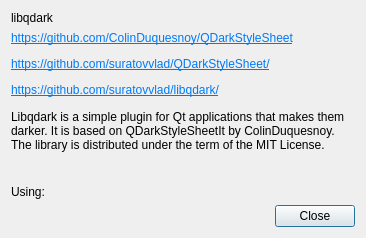
Above: src/AboutDarkThemePluginDialog.ui from suratovvlad/libqdark before the change. Below: the same form after it.
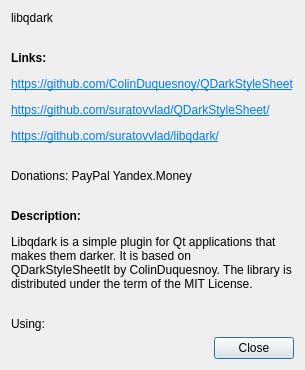
That is the form after the change.

Commit message: Add donation links

The edit to the form file:
```diff
--- a/src/AboutDarkThemePluginDialog.ui
+++ b/src/AboutDarkThemePluginDialog.ui
@@ -6,14 +6,17 @@
    <rect>
     <x>0</x>
     <y>0</y>
-    <width>366</width>
-    <height>215</height>
+    <width>322</width>
+    <height>276</height>
    </rect>
   </property>
   <property name="windowTitle">
    <string>Dialog</string>
   </property>
   <layout class="QVBoxLayout" name="verticalLayout">
+   <property name="sizeConstraint">
+    <enum>QLayout::SetFixedSize</enum>
+   </property>
    <item>
     <layout class="QHBoxLayout" name="horizontalLayout">
      <item>
@@ -31,6 +34,19 @@
      </item>
     </layout>
    </item>
+   <item>
+    <spacer name="verticalSpacer_3">
+     <property name="orientation">
+      <enum>Qt::Vertical</enum>
+     </property>
+     <property name="sizeHint" stdset="0">
+      <size>
+       <width>20</width>
+       <height>20</height>
+      </size>
+     </property>
+    </spacer>
+   </item>
    <item>
     <widget class="QLabel" name="label_2">
      <property name="sizePolicy">
@@ -40,7 +56,7 @@
       </sizepolicy>
      </property>
      <property name="text">
-      <string notr="true">&lt;html&gt;&lt;head/&gt;&lt;body&gt;&lt;p&gt;&lt;a href=&quot;https://github.com/ColinDuquesnoy/QDarkStyleSheet&quot;&gt;&lt;span style=&quot; text-decoration: underline; color:#007af4;&quot;&gt;https://github.com/ColinDuquesnoy/QDarkStyleSheet&lt;/span&gt;&lt;/a&gt;&lt;/p&gt;&lt;p&gt;&lt;a href=&quot;https://github.com/ColinDuquesnoy/QDarkStyleSheet&quot;&gt;&lt;span style=&quot; text-decoration: underline; color:#007af4;&quot;&gt;https://github.com/suratovvlad/QDarkStyleSheet/&lt;/span&gt;&lt;/a&gt;&lt;/p&gt;&lt;p&gt;&lt;a href=&quot;https://github.com/suratovvlad/libqdark/&quot;&gt;&lt;span style=&quot; text-decoration: underline; color:#007af4;&quot;&gt;https://github.com/suratovvlad/libqdark/&lt;/span&gt;&lt;/a&gt;&lt;/p&gt;&lt;/body&gt;&lt;/html&gt;</string>
+      <string notr="true">&lt;html&gt;&lt;head/&gt;&lt;body&gt;&lt;p&gt;&lt;span style=&quot; font-weight:600;&quot;&gt;Links:&lt;/span&gt;&lt;/p&gt;&lt;p&gt;&lt;a href=&quot;https://github.com/ColinDuquesnoy/QDarkStyleSheet&quot;&gt;&lt;span style=&quot; text-decoration: underline; color:#007af4;&quot;&gt;https://github.com/ColinDuquesnoy/QDarkStyleSheet&lt;/span&gt;&lt;/a&gt;&lt;/p&gt;&lt;p&gt;&lt;a href=&quot;https://github.com/ColinDuquesnoy/QDarkStyleSheet&quot;&gt;&lt;span style=&quot; text-decoration: underline; color:#007af4;&quot;&gt;https://github.com/suratovvlad/QDarkStyleSheet/&lt;/span&gt;&lt;/a&gt;&lt;/p&gt;&lt;p&gt;&lt;a href=&quot;https://github.com/suratovvlad/libqdark/&quot;&gt;&lt;span style=&quot; text-decoration: underline; color:#007af4;&quot;&gt;https://github.com/suratovvlad/libqdark/&lt;/span&gt;&lt;/a&gt;&lt;/p&gt;&lt;/body&gt;&lt;/html&gt;</string>
      </property>
      <property name="textFormat">
       <enum>Qt::AutoText</enum>
@@ -50,6 +66,45 @@
      </property>
     </widget>
    </item>
+   <item>
+    <spacer name="verticalSpacer">
+     <property name="orientation">
+      <enum>Qt::Vertical</enum>
+     </property>
+     <property name="sizeHint" stdset="0">
+      <size>
+       <width>20</width>
+       <height>20</height>
+      </size>
+     </property>
+    </spacer>
+   </item>
+   <item>
+    <widget class="QLabel" name="label">
+     <property name="text">
+      <string>&lt;html&gt;&lt;head/&gt;&lt;body&gt;&lt;p&gt;&lt;span style=&quot; font-weight:600;&quot;&gt;Donations:&lt;/span&gt;&lt;/p&gt;&lt;p&gt;&lt;a href=&quot;https://www.paypal.com/cgi-bin/webscr?cmd=_s-xclick&amp;amp;hosted_button_id=U4J4ZA2X8T2ZY&amp;amp;source=url&quot;&gt;&lt;span style=&quot; text-decoration: underline; color:#007af4;&quot;&gt;PayPal&lt;/span&gt;&lt;/a&gt;&lt;/p&gt;&lt;p&gt;&lt;a href=&quot;https://money.yandex.ru/to/410011674678015&quot;&gt;&lt;span style=&quot; text-decoration: underline; color:#007af4;&quot;&gt;Yandex.Money&lt;/span&gt;&lt;/a&gt;&lt;/p&gt;&lt;/body&gt;&lt;/html&gt;</string>
+     </property>
+     <property name="textFormat">
+      <enum>Qt::RichText</enum>
+     </property>
+     <property name="openExternalLinks">
+      <bool>true</bool>
+     </property>
+    </widget>
+   </item>
+   <item>
+    <spacer name="verticalSpacer_2">
+     <property name="orientation">
+      <enum>Qt::Vertical</enum>
+     </property>
+     <property name="sizeHint" stdset="0">
+      <size>
+       <width>20</width>
+       <height>20</height>
+      </size>
+     </property>
+    </spacer>
+   </item>
    <item>
     <widget class="QLabel" name="label_3">
      <property name="sizePolicy">
@@ -59,7 +114,7 @@
       </sizepolicy>
      </property>
      <property name="text">
-      <string>Libqdark is a simple plugin for Qt applications that makes them darker. It is based on QDarkStyleSheetIt by ColinDuquesnoy. The library is distributed under the term of the MIT License.</string>
+      <string>&lt;html&gt;&lt;head/&gt;&lt;body&gt;&lt;p&gt;&lt;span style=&quot; font-weight:600;&quot;&gt;Description:&lt;/span&gt;&lt;/p&gt;&lt;p&gt;Libqdark is a simple plugin for Qt applications that makes them darker. It is based on QDarkStyleSheetIt by ColinDuquesnoy. The library is distributed under the term of the MIT License.&lt;/p&gt;&lt;/body&gt;&lt;/html&gt;</string>
      </property>
      <property name="wordWrap">
       <bool>true</bool>
```
Left out of the diff: 2 changed lines with no effect on the pictures.
